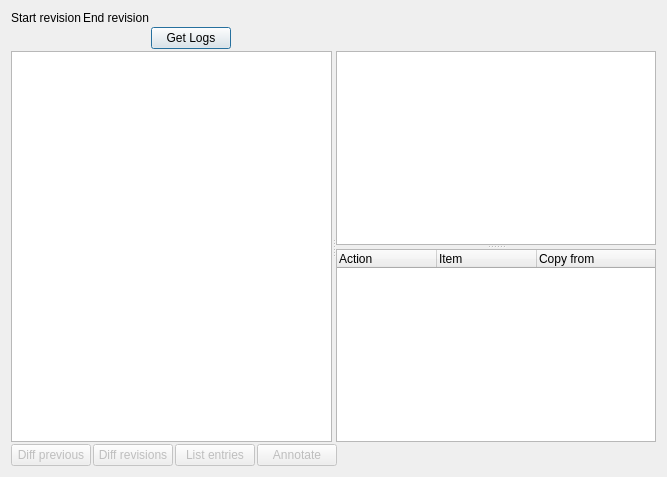
First picture: the form in src/svnfrontend/svnlogdlg.ui, repository KDE/kdesvn, before the edit.
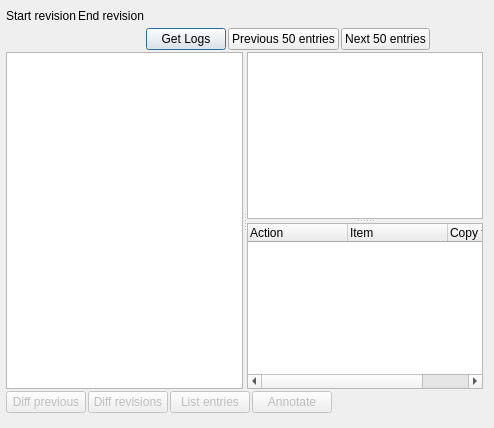
Second picture: the form after the edit. Custom widgets are drawn as their Qt base class.

Commit message: * removed maximum_displayed_log from settings makes no sense  * default logcount is 50  * prepare method for retrieving logs indenend of log_follows_nodes setting (#593)  * inserted buttons for retrieving next/previous 50 log entries into logdisplay widget - not yet filled with real action

Patch:
```diff
--- a/src/svnfrontend/svnlogdlg.ui
+++ b/src/svnfrontend/svnlogdlg.ui
@@ -6,8 +6,8 @@
    <rect>
     <x>0</x>
     <y>0</y>
-    <width>667</width>
-    <height>477</height>
+    <width>494</width>
+    <height>428</height>
    </rect>
   </property>
   <property name="contextMenuPolicy" >
@@ -19,37 +19,17 @@
   <widget class="QWidget" native="1" name="mMainWidget" >
    <property name="geometry" >
     <rect>
-     <x>9</x>
-     <y>9</y>
-     <width>649</width>
-     <height>459</height>
+     <x>4</x>
+     <y>4</y>
+     <width>481</width>
+     <height>411</height>
     </rect>
    </property>
    <layout class="QVBoxLayout" name="verticalLayout" >
     <item>
      <layout class="QHBoxLayout" name="HauptLayout" >
       <item>
-       <layout class="QGridLayout" >
-        <item row="1" column="2" >
-         <widget class="KPushButton" name="m_goButton" >
-          <property name="text" >
-           <string>Get Logs</string>
-          </property>
-         </widget>
-        </item>
-        <item row="1" column="1" >
-         <widget class="RevisionButtonImpl" native="1" name="m_endRevButton" />
-        </item>
-        <item row="0" column="1" >
-         <widget class="QLabel" name="endLabel" >
-          <property name="text" >
-           <string>End revision</string>
-          </property>
-          <property name="wordWrap" >
-           <bool>false</bool>
-          </property>
-         </widget>
-        </item>
+       <layout class="QGridLayout" name="gridLayout" >
         <item row="0" column="0" >
          <widget class="QLabel" name="startLabel" >
           <property name="text" >
@@ -60,9 +40,43 @@
           </property>
          </widget>
         </item>
+        <item row="0" column="1" >
+         <widget class="QLabel" name="endLabel" >
+          <property name="text" >
+           <string>End revision</string>
+          </property>
+          <property name="wordWrap" >
+           <bool>false</bool>
+          </property>
+         </widget>
+        </item>
         <item row="1" column="0" >
          <widget class="RevisionButtonImpl" native="1" name="m_startRevButton" />
         </item>
+        <item row="1" column="1" >
+         <widget class="RevisionButtonImpl" native="1" name="m_endRevButton" />
+        </item>
+        <item row="1" column="2" >
+         <widget class="KPushButton" name="m_goButton" >
+          <property name="text" >
+           <string>Get Logs</string>
+          </property>
+         </widget>
+        </item>
+        <item row="1" column="3" >
+         <widget class="QPushButton" name="m_PrevFiftyButton" >
+          <property name="text" >
+           <string>Previous 50 entries</string>
+          </property>
+         </widget>
+        </item>
+        <item row="1" column="4" >
+         <widget class="QPushButton" name="m_NextFiftyButton" >
+          <property name="text" >
+           <string>Next 50 entries</string>
+          </property>
+         </widget>
+        </item>
        </layout>
       </item>
       <item>
@@ -75,8 +89,8 @@
         </property>
         <property name="sizeHint" stdset="0" >
          <size>
-          <width>107</width>
-          <height>20</height>
+          <width>188</width>
+          <height>44</height>
          </size>
         </property>
        </spacer>
```
Left out of the diff: 166 changed lines with no effect on the pictures. The commit also changes 5 other files.
